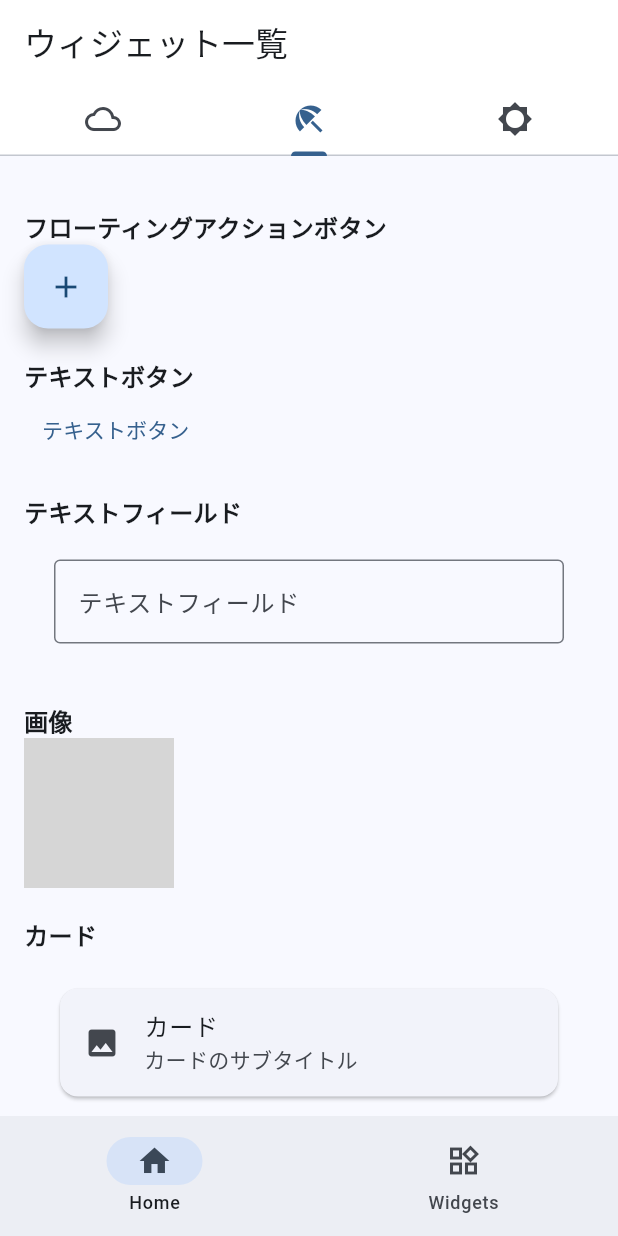
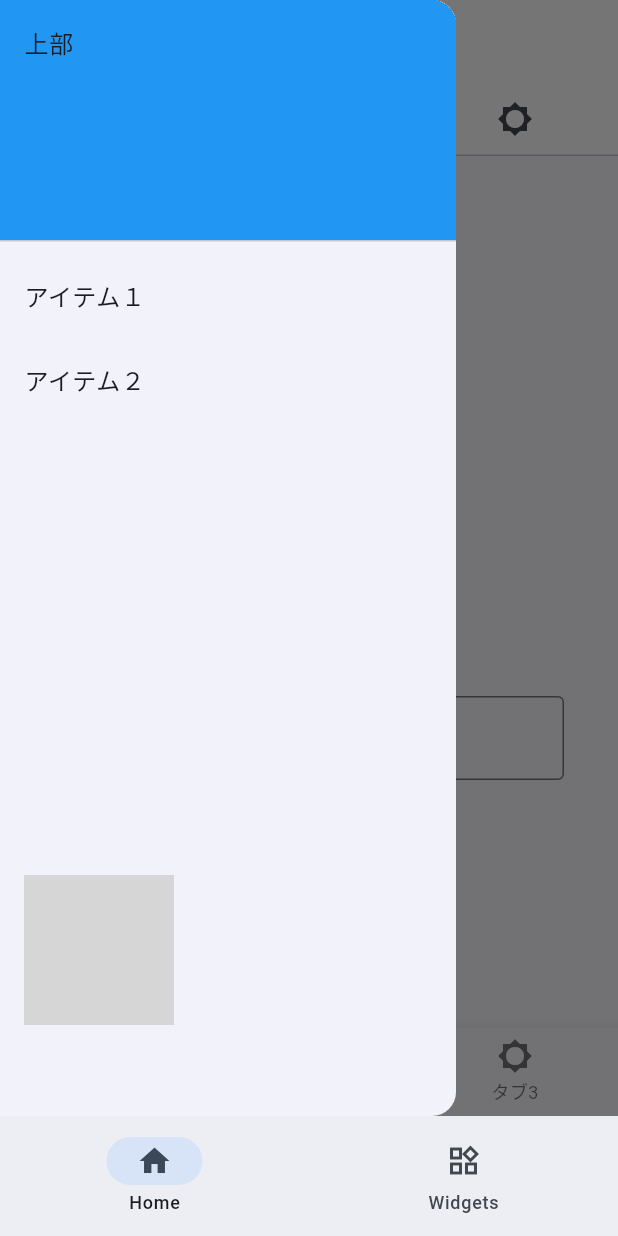
Before and after one commit to iput-solution-dev/flutter_guide, a Flutter app: the screen it shows after launch, with the side drawer open (before the commit the screen has no drawer), on a phone screen of 412 x 824 dp. Run offline on Flutter 3.47's test engine with Material 3 defaults, Android fonts, the phone set to English and light mode, and no system bars; network calls fail; grey boxes are pictures that could not be loaded.

Commit message:
feat：ウィジェットの追加

```diff
--- a/lib/components/center_example.dart
+++ b/lib/components/center_example.dart
@@ -9,7 +9,7 @@ class CenterExample extends StatelessWidget {
         color: Colors.blue,
         padding: const EdgeInsets.all(16.0),
         child: const Text(
-          '真ん中におく',
+          '真ん中に置く',
           style: TextStyle(color: Colors.white),
         ),
       ),
--- /dev/null
+++ b/lib/components/drawer_example.dart
@@ -0,0 +1,33 @@
+import 'package:flutter/material.dart';
+
+class DrawerExample extends StatelessWidget {
+  const DrawerExample({super.key});
+
+  @override
+  Widget build(BuildContext context) {
+    return Drawer(
+      child: ListView(
+        children: <Widget>[
+          const DrawerHeader(
+            decoration: BoxDecoration(
+              color: Colors.blue,
+            ),
+            child: Text('上部'),
+          ),
+          ListTile(
+            title: const Text('アイテム１'),
+            onTap: () {
+              Navigator.pop(context);
+            },
+          ),
+          ListTile(
+            title: const Text('アイテム２'),
+            onTap: () {
+              Navigator.pop(context);
+            },
+          ),
+        ],
+      ),
+    );
+  }
+}
--- /dev/null
+++ b/lib/components/iconbutton_example.dart
@@ -0,0 +1,13 @@
+import 'package:flutter/material.dart';
+
+class IconbuttonExample extends StatelessWidget {
+  const IconbuttonExample({super.key});
+
+  @override
+  Widget build(BuildContext context) {
+    return IconButton(
+      onPressed: () {},
+      icon: const Icon(Icons.favorite_sharp),
+    );
+  }
+}
--- a/lib/home.dart
+++ b/lib/home.dart
@@ -1,4 +1,5 @@
 import 'package:flutter/material.dart';
+import 'package:flutter_guide/components/drawer_example.dart';
 
 //　コンポーネント
 import 'components/text_example.dart';
@@ -15,6 +16,11 @@ import 'components/column_example.dart';
 import 'components/padding_example.dart';
 import 'components/listview_example.dart';
 import 'components/container_example.dart';
+import 'components/elevatedbutton_example.dart';
+import 'components/align_example.dart';
+import 'components/iconbutton_example.dart';
+
+
 
 class MyHomePage extends StatefulWidget {
   const MyHomePage({super.key, required this.title});
@@ -32,6 +38,7 @@ class _MyHomePageState extends State<MyHomePage> {
       initialIndex: 1,
       length: 3,
       child: Scaffold(
+        drawer: const DrawerExample(),
         appBar: AppBar(
           backgroundColor: Colors.white,
           title: const Text('ウィジェット一覧'),
@@ -49,6 +56,23 @@ class _MyHomePageState extends State<MyHomePage> {
             ],
           ),
         ),
+        bottomNavigationBar: BottomNavigationBar(
+          items: const <BottomNavigationBarItem>[
+            BottomNavigationBarItem(
+              icon: Icon(Icons.home),
+              label: 'タブ1',
+            ),
+            BottomNavigationBarItem(
+              icon: Icon(Icons.message),
+              label: 'タブ2',
+            ),
+            BottomNavigationBarItem(
+              icon: Icon(Icons.brightness_5_sharp),
+              label: 'タブ3',
+            ),
+          ],
+          selectedItemColor: Colors.blue,
+        ),
 
         body: const SingleChildScrollView( // 画面が小さい場合にスクロール可能
           child: Padding( // スクロールビュー全体にパディングを追加
@@ -61,6 +85,9 @@ class _MyHomePageState extends State<MyHomePage> {
 
                 CustomText(title: 'テキストボタン'),
                 TextButtonExample(),
+
+                CustomText(title: 'アイコンボタン'),
+                IconbuttonExample(),
 
                 CustomText(title: 'テキストフィールド'),
                 CustomTextField(),
@@ -100,6 +127,13 @@ class _MyHomePageState extends State<MyHomePage> {
 
                 CustomText(title: 'コンテナ'),
                 ContainerExample(),
+
+                CustomText(title: 'テキスト'),
+                ElevatedbuttonExample(),
+
+                CustomText(title: 'アライン'),
+                AlignExample(),
+
               ],
             ),
           ),
```
Also changed, not shown: lib/components/align_example.dart (added, +21 -0 lines), lib/components/elevatedbutton_example.dart (added, +13 -0 lines), lib/components/padding_example.dart (+8 -10 lines).
